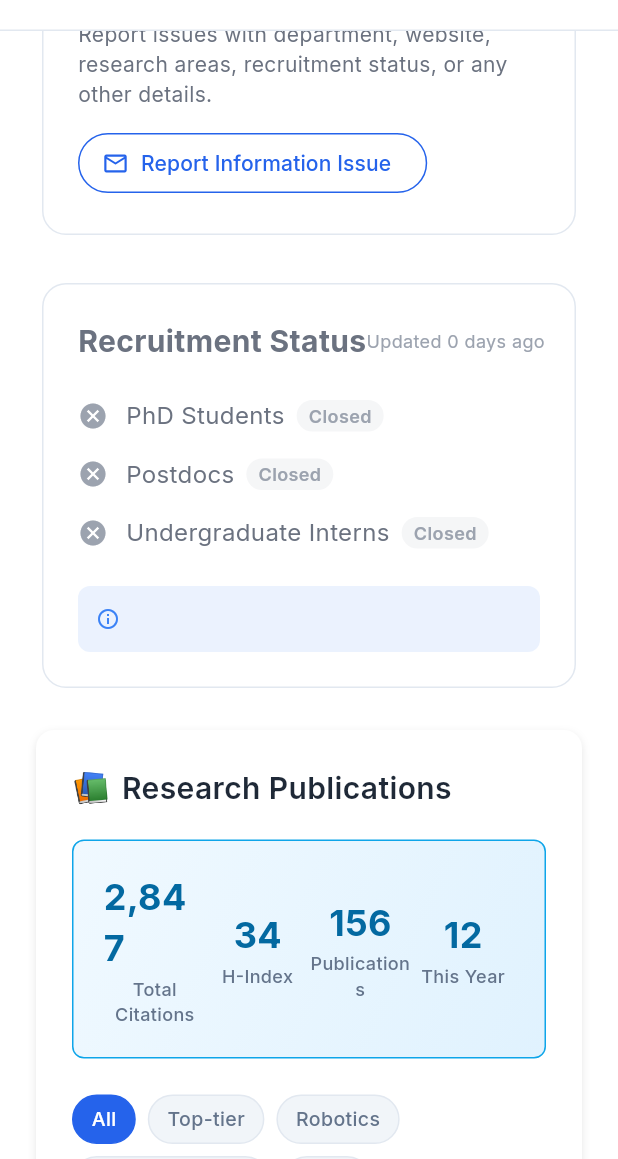
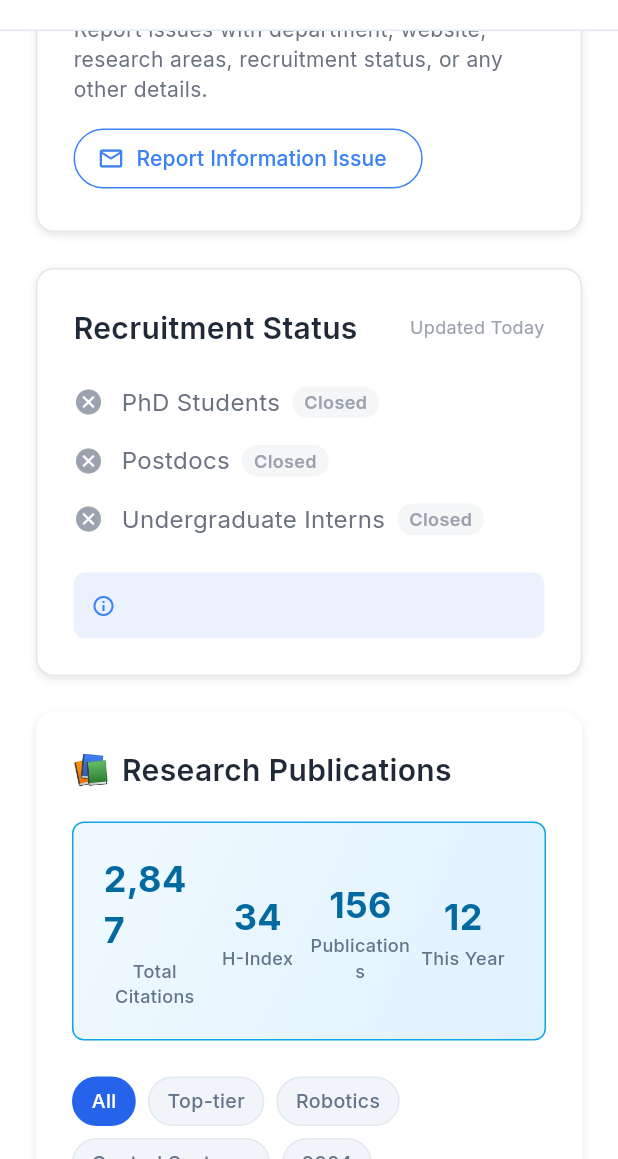
Before and after one commit to c5551051011/insidelab_frontend, a Flutter app: the LabDetailScreen screen opened directly with empty values, scrolled down 576 dp, on a phone screen of 412 x 824 dp, the part 77-1236 px from its top. Run offline on Flutter 3.47's test engine with Material 3 defaults, Android fonts, the phone set to English and light mode, and no system bars; our stand-ins replace flutter_typeahead, go_router, google_fonts, google_sign_in, shared_preferences; accounts and stored records are empty; network calls fail.

Commit message:
Enhance lab detail with unified design and restore original content
- Replace lab header with enhanced gradient design (professor name prioritized)
- Move research areas tags to header with responsive overflow handling
- Create reusable CardWidget with publications-style outline design
- Extract lab information and recruitment status into separate widget files
- Restore original lab information content with research areas and full report system
- Restore original recruitment status functionality with proper lab data integration
- Apply unified card design to all widgets (rating breakdown, reviews, lab info, recruitment)
- Fix multiple compilation errors and rendering overflow issues
- Implement proper text truncation and flexible layouts for responsive design

🤖 Generated with [Claude Code](https://claude.ai/code)

Co-Authored-By: Claude <noreply@anthropic.com>

```diff
--- a/lib/presentation/screens/lab_detail/lab_detail_screen.dart
+++ b/lib/presentation/screens/lab_detail/lab_detail_screen.dart
@@ -8,6 +8,8 @@ import 'widgets/lab_header.dart';
 import 'widgets/rating_breakdown.dart';
 import 'widgets/reviews_list.dart';
 import 'widgets/publications_widget.dart';
+import 'widgets/lab_information_widget.dart';
+import 'widgets/recruitment_status_widget.dart';
 import 'package:url_launcher/url_launcher.dart';
 
 class LabDetailScreen extends StatefulWidget {
@@ -118,9 +120,9 @@ class _LabDetailScreenState extends State<LabDetailScreen> {
                   flex: 3,
                   child: Column(
                     children: [
-                      _buildLabInfo(),
+                      LabInformationWidget(lab: widget.lab),
                       const SizedBox(height: 24),
-                      _buildRecruitmentStatus(),
+                      RecruitmentStatusWidget(lab: widget.lab),
                       const SizedBox(height: 24),
                       PublicationsWidget(labId: widget.lab.id),
                     ],
@@ -146,9 +148,9 @@ class _LabDetailScreenState extends State<LabDetailScreen> {
           } else {
             return Column(
               children: [
-                _buildLabInfo(),
+                LabInformationWidget(lab: widget.lab),
                 const SizedBox(height: 24),
-                _buildRecruitmentStatus(),
+                RecruitmentStatusWidget(lab: widget.lab),
                 const SizedBox(height: 24),
                 PublicationsWidget(labId: widget.lab.id),
                 const SizedBox(height: 24),
--- /dev/null
+++ b/lib/presentation/screens/lab_detail/widgets/lab_information_widget.dart
@@ -0,0 +1,238 @@
+// presentation/screens/lab_detail/widgets/lab_information_widget.dart
+import 'package:flutter/material.dart';
+import '../../../../data/models/lab.dart';
+import '../../../widgets/common/card_widget.dart';
+import 'package:url_launcher/url_launcher.dart';
+
+class LabInformationWidget extends StatelessWidget {
+  final Lab lab;
+
+  const LabInformationWidget({
+    Key? key,
+    required this.lab,
+  }) : super(key: key);
+
+  @override
+  Widget build(BuildContext context) {
+    return CardWidget(
+      child: Column(
+        crossAxisAlignment: CrossAxisAlignment.start,
+        children: [
+          const CardTitle(
+            title: 'Lab Information',
+            icon: 'ℹ️',
+          ),
+          const SizedBox(height: 16),
+          if (lab.description != null) ...[
+            Text(lab.description!),
+            const SizedBox(height: 16),
+          ],
+          _buildInfoRow('Department', lab.department),
+          if (lab.hasResearchGroup)
+            _buildInfoRow('Research Group', lab.researchGroupName!),
+          _buildInfoRow('Lab Size', '${lab.labSize ?? "Unknown"} members'),
+          if (lab.website != null)
+            _buildInfoRow('Website', lab.website!, isLink: true),
+          const SizedBox(height: 16),
+          const Text(
+            'Research Areas',
+            style: TextStyle(
+              fontWeight: FontWeight.w600,
+            ),
+          ),
+          const SizedBox(height: 8),
+          Wrap(
+            spacing: 8,
+            runSpacing: 8,
+            children: lab.researchAreas.map((area) {
+              return Chip(
+                label: Text(area),
+                backgroundColor: Color(0xFF3b82f6).withOpacity(0.1),
+              );
+            }).toList(),
+          ),
+          const SizedBox(height: 24),
+          const Divider(),
+          const SizedBox(height: 16),
+          _buildReportIssueSection(context),
+        ],
+      ),
+    );
+  }
+
+  Widget _buildInfoRow(String label, String value, {bool isLink = false}) {
+    return Padding(
+      padding: const EdgeInsets.symmetric(vertical: 4),
+      child: Row(
+        crossAxisAlignment: CrossAxisAlignment.start,
+        children: [
+          SizedBox(
+            width: 120,
+            child: Text(
+              label,
+              style: const TextStyle(
+                fontWeight: FontWeight.w600,
+                color: Color(0xFF6b7280),
+              ),
+            ),
+          ),
+          Expanded(
+            child: isLink
+                ? InkWell(
+                    onTap: () => _launchUrl(value),
+                    child: Text(
+                      value,
+                      style: const TextStyle(
+                        color: Color(0xFF3b82f6),
+                        decoration: TextDecoration.underline,
+                      ),
+                    ),
+                  )
+                : Text(value),
+          ),
+        ],
+      ),
+    );
+  }
+
+  Widget _buildReportIssueSection(BuildContext context) {
+    return Column(
+      crossAxisAlignment: CrossAxisAlignment.start,
+      children: [
+        Row(
+          children: [
+            Icon(
+              Icons.report_outlined,
+              size: 20,
+              color: Color(0xFF6b7280),
+            ),
+            const SizedBox(width: 8),
+            const Text(
+              'Found incorrect information?',
+              style: TextStyle(
+                fontSize: 16,
+                fontWeight: FontWeight.w600,
+              ),
+            ),
+          ],
+        ),
+        const SizedBox(height: 8),
+        Text(
+          'Help us improve lab information accuracy. Report issues with department, website, research areas, recruitment status, or any other details.',
+          style: TextStyle(
+            color: Color(0xFF6b7280),
+            fontSize: 14,
+          ),
+        ),
+        const SizedBox(height: 12),
+        OutlinedButton.icon(
+          onPressed: () => _showReportIssueDialog(context),
+          icon: const Icon(Icons.email_outlined, size: 18),
+          label: const Text('Report Information Issue'),
+          style: OutlinedButton.styleFrom(
+            foregroundColor: Color(0xFF3b82f6),
+            side: BorderSide(color: Color(0xFF3b82f6)),
+          ),
+        ),
+      ],
+    );
+  }
+
+  void _showReportIssueDialog(BuildContext context) {
+    final issueController = TextEditingController();
+    final correctionController = TextEditingController();
+    final sourceController = TextEditingController();
+
+    showDialog(
+      context: context,
+      builder: (context) => AlertDialog(
+        title: Row(
+          children: [
+            Icon(Icons.report_outlined, color: Color(0xFF3b82f6)),
+            const SizedBox(width: 8),
+            const Text('Report Information Issue'),
+          ],
+        ),
+        content: SingleChildScrollView(
+          child: Column(
+            mainAxisSize: MainAxisSize.min,
+            crossAxisAlignment: CrossAxisAlignment.start,
+            children: [
+              const Text(
+                'Help us maintain accurate lab information by reporting any issues you\'ve found.',
+                style: TextStyle(fontSize: 14),
+              ),
+              const SizedBox(height: 16),
+              TextField(
+                controller: issueController,
+                decoration: const InputDecoration(
+                  labelText: 'What information is incorrect?',
+                  hintText: 'e.g., Website URL is broken, Department is wrong...',
+                  border: OutlineInputBorder(),
+                ),
+                maxLines: 2,
+              ),
+              const SizedBox(height: 12),
+              TextField(
+                controller: correctionController,
+                decoration: const InputDecoration(
+                  labelText: 'What should it be? (optional)',
+                  hintText: 'Provide the correct information if you know it',
+                  border: OutlineInputBorder(),
+                ),
+                maxLines: 2,
+              ),
+              const SizedBox(height: 12),
+              TextField(
+                controller: sourceController,
+                decoration: const InputDecoration(
+                  labelText: 'Source (optional)',
+                  hintText: 'Where did you find the correct information?',
+                  border: OutlineInputBorder(),
+                ),
+              ),
+            ],
+          ),
+        ),
+        actions: [
+          TextButton(
+            onPressed: () => Navigator.pop(context),
+            child: const Text('Cancel'),
+          ),
+          ElevatedButton(
+            onPressed: () {
+              if (issueController.text.trim().isEmpty) {
+                ScaffoldMessenger.of(context).showSnackBar(
+                  const SnackBar(
+                    content: Text('Please describe the issue'),
+                    backgroundColor: Colors.red,
+                  ),
+                );
+                return;
+              }
+
+              Navigator.pop(context);
+              ScaffoldMessenger.of(context).showSnackBar(
+                const SnackBar(
+                  content: Text('Thank you! Your report has been submitted.'),
+                  backgroundColor: Color(0xFF10b981),
+                ),
+              );
+            },
+            style: ElevatedButton.styleFrom(
+              backgroundColor: Color(0xFF3b82f6),
+            ),
+            child: const Text('Submit Report'),
+          ),
+        ],
+      ),
+    );
+  }
+
+  void _launchUrl(String url) async {
+    final uri = Uri.parse(url.startsWith('http') ? url : 'https://$url');
+    if (await canLaunchUrl(uri)) {
+      await launchUrl(uri);
+    }
+  }
+}
--- /dev/null
+++ b/lib/presentation/screens/lab_detail/widgets/recruitment_status_widget.dart
@@ -0,0 +1,123 @@
+// presentation/screens/lab_detail/widgets/recruitment_status_widget.dart
+import 'package:flutter/material.dart';
+import '../../../../core/constants/app_colors.dart';
+import '../../../../data/models/lab.dart';
+import '../../../widgets/common/card_widget.dart';
+
+class RecruitmentStatusWidget extends StatelessWidget {
+  final Lab lab;
+
+  const RecruitmentStatusWidget({
+    Key? key,
+    required this.lab,
+  }) : super(key: key);
+
+  @override
+  Widget build(BuildContext context) {
+    if (lab.recruitmentStatus == null) return const SizedBox.shrink();
+
+    final status = lab.recruitmentStatus!;
+
+    return CardWidget(
+      child: Column(
+        crossAxisAlignment: CrossAxisAlignment.start,
+        children: [
+          Row(
+            mainAxisAlignment: MainAxisAlignment.spaceBetween,
+            children: [
+              const CardTitle(
+                title: 'Recruitment Status',
+              ),
+              if (status.lastUpdated != null)
+                Text(
+                  'Updated ${_formatDate(status.lastUpdated!)}',
+                  style: const TextStyle(
+                    fontSize: 12,
+                    color: AppColors.textTertiary,
+                  ),
+                ),
+            ],
+          ),
+          const SizedBox(height: 16),
+          _buildRecruitmentItem('PhD Students', status.isRecruitingPhD),
+          _buildRecruitmentItem('Postdocs', status.isRecruitingPostdoc),
+          _buildRecruitmentItem('Undergraduate Interns', status.isRecruitingIntern),
+          if (status.notes != null) ...[
+            const SizedBox(height: 16),
+            Container(
+              padding: const EdgeInsets.all(12),
+              decoration: BoxDecoration(
+                color: AppColors.info.withOpacity(0.1),
+                borderRadius: BorderRadius.circular(8),
+              ),
+              child: Row(
+                children: [
+                  Icon(Icons.info_outline, size: 16, color: AppColors.info),
+                  const SizedBox(width: 8),
+                  Expanded(
+                    child: Text(
+                      status.notes!,
+                      style: const TextStyle(fontSize: 14),
+                    ),
+                  ),
+                ],
+              ),
+            ),
+          ],
+        ],
+      ),
+    );
+  }
+
+  Widget _buildRecruitmentItem(String position, bool isRecruiting) {
+    return Padding(
+      padding: const EdgeInsets.symmetric(vertical: 8),
+      child: Row(
+        children: [
+          Icon(
+            isRecruiting ? Icons.check_circle : Icons.cancel,
+            color: isRecruiting ? AppColors.success : AppColors.textTertiary,
+            size: 20,
+          ),
+          const SizedBox(width: 12),
+          Text(
+            position,
+            style: const TextStyle(fontSize: 16),
+          ),
+          const SizedBox(width: 8),
+          Container(
+            padding: const EdgeInsets.symmetric(horizontal: 8, vertical: 2),
+            decoration: BoxDecoration(
+              color: isRecruiting
+                  ? AppColors.success.withOpacity(0.1)
+                  : AppColors.textTertiary.withOpacity(0.1),
+              borderRadius: BorderRadius.circular(12),
+            ),
+            child: Text(
+              isRecruiting ? 'Open' : 'Closed',
+              style: TextStyle(
+                fontSize: 12,
+                fontWeight: FontWeight.w600,
+                color: isRecruiting ? AppColors.success : AppColors.textTertiary,
+              ),
+            ),
+          ),
+        ],
+      ),
+    );
+  }
+
+  String _formatDate(DateTime date) {
+    final now = DateTime.now();
+    final difference = now.difference(date);
+
+    if (difference.inDays > 30) {
+      final months = (difference.inDays / 30).floor();
+      return '$months month${months > 1 ? 's' : ''} ago';
+    } else if (difference.inDays > 0) {
+      return '${difference.inDays} day${difference.inDays > 1 ? 's' : ''} ago';
+    } else {
+      return 'Today';
+    }
+  }
+}
--- /dev/null
+++ b/lib/presentation/widgets/common/card_widget.dart
@@ -0,0 +1,79 @@
+// presentation/widgets/common/card_widget.dart
+import 'package:flutter/material.dart';
+
+class CardWidget extends StatelessWidget {
+  final Widget child;
+  final EdgeInsets? padding;
+  final Color? backgroundColor;
+  final Color? borderColor;
+  final double? borderRadius;
+  final List<BoxShadow>? boxShadow;
+
+  const CardWidget({
+    Key? key,
+    required this.child,
+    this.padding,
+    this.backgroundColor,
+    this.borderColor,
+    this.borderRadius,
+    this.boxShadow,
+  }) : super(key: key);
+
+  @override
+  Widget build(BuildContext context) {
+    return Container(
+      padding: padding ?? const EdgeInsets.all(24),
+      decoration: BoxDecoration(
+        color: backgroundColor ?? Colors.white,
+        borderRadius: BorderRadius.circular(borderRadius ?? 12),
+        border: Border.all(
+          color: borderColor ?? const Color(0xFFe5e7eb),
+        ),
+        boxShadow: boxShadow ?? [
+          BoxShadow(
+            color: Colors.black.withOpacity(0.1),
+            blurRadius: 4,
+            offset: const Offset(0, 2),
+          ),
+        ],
+      ),
+      child: child,
+    );
+  }
+}
+
+class CardTitle extends StatelessWidget {
+  final String title;
+  final String? icon;
+  final TextStyle? textStyle;
+
+  const CardTitle({
+    Key? key,
+    required this.title,
+    this.icon,
+    this.textStyle,
+  }) : super(key: key);
+
+  @override
+  Widget build(BuildContext context) {
+    return Row(
+      children: [
+        if (icon != null) ...[
+          Text(
+            icon!,
+            style: const TextStyle(fontSize: 20),
+          ),
+          const SizedBox(width: 8),
+        ],
+        Text(
+          title,
+          style: textStyle ?? const TextStyle(
+            fontSize: 20,
+            fontWeight: FontWeight.w600,
+            color: Color(0xFF1f2937),
+          ),
+        ),
+      ],
+    );
+  }
+}
```
Also changed, not shown: lib/presentation/screens/lab_detail/widgets/lab_header.dart (+59 -18 lines), lib/presentation/screens/lab_detail/widgets/rating_breakdown.dart (+3 -12 lines), lib/presentation/screens/lab_detail/widgets/reviews_list.dart (+3 -12 lines).
